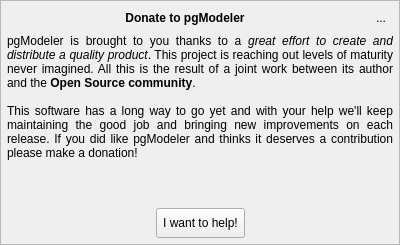
Old version of the form libs/libgui/ui/widgets/donatewidget.ui in the repository pgmodeler/pgmodeler.
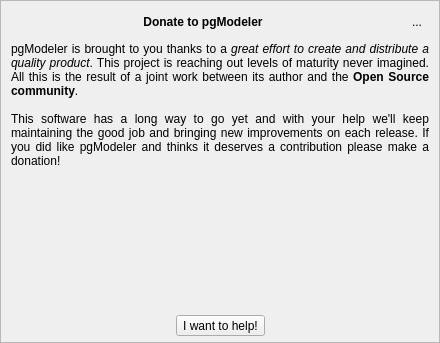
New version of the form. Icons and pictures are not drawn.

Commit message: Tool buttons resizes and layout spacing adjustments

The edit to the form file:
```diff
--- a/libs/libgui/ui/widgets/donatewidget.ui
+++ b/libs/libgui/ui/widgets/donatewidget.ui
@@ -6,8 +6,8 @@
    <rect>
     <x>0</x>
     <y>0</y>
-    <width>400</width>
-    <height>245</height>
+    <width>440</width>
+    <height>343</height>
    </rect>
   </property>
   <property name="sizePolicy">
@@ -48,22 +48,24 @@
      </property>
      <layout class="QGridLayout" name="gridLayout">
       <property name="leftMargin">
-       <number>6</number>
+       <number>10</number>
       </property>
       <property name="topMargin">
-       <number>6</number>
+       <number>10</number>
       </property>
       <property name="rightMargin">
-       <number>6</number>
+       <number>10</number>
       </property>
       <property name="bottomMargin">
        <number>6</number>
       </property>
+      <property name="spacing">
+       <number>10</number>
+      </property>
       <item row="0" column="0">
        <widget class="QLabel" name="title_lbl">
         <property name="font">
          <font>
-          <weight>75</weight>
           <bold>true</bold>
          </font>
         </property>
@@ -166,12 +168,6 @@
             <verstretch>0</verstretch>
            </sizepolicy>
           </property>
-          <property name="minimumSize">
-           <size>
-            <width>0</width>
-            <height>30</height>
-           </size>
-          </property>
           <property name="text">
            <string>I want to help!</string>
           </property>
@@ -181,8 +177,8 @@
           </property>
           <property name="iconSize">
            <size>
-            <width>22</width>
-            <height>22</height>
+            <width>32</width>
+            <height>32</height>
            </size>
           </property>
           <property name="checkable">
```
The commit also changes 26 other files.
